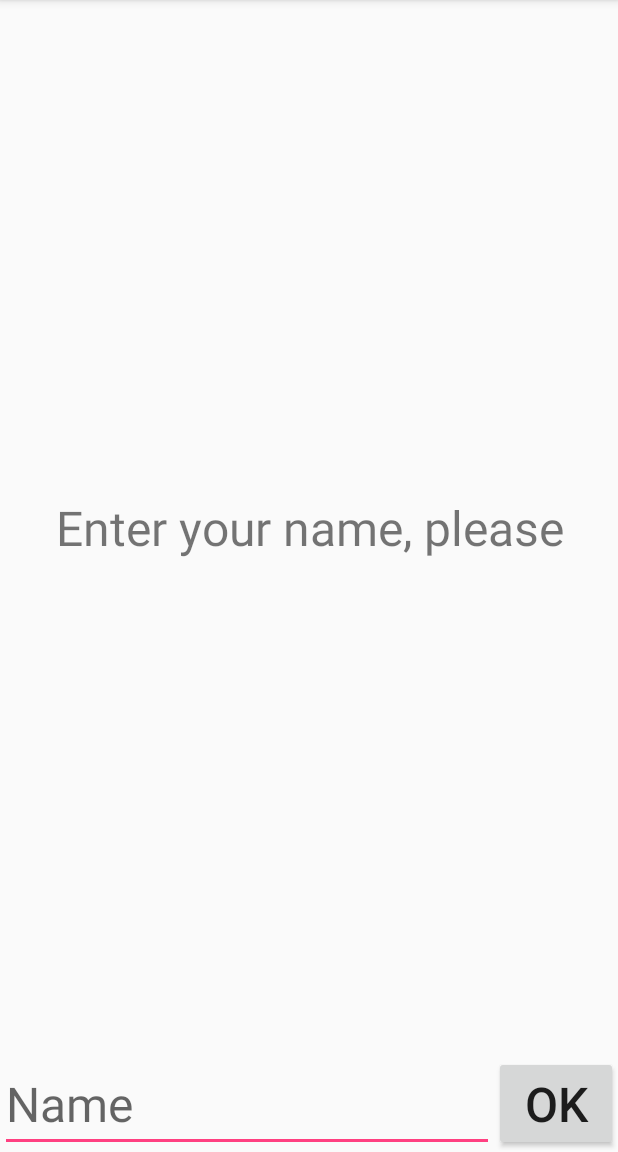
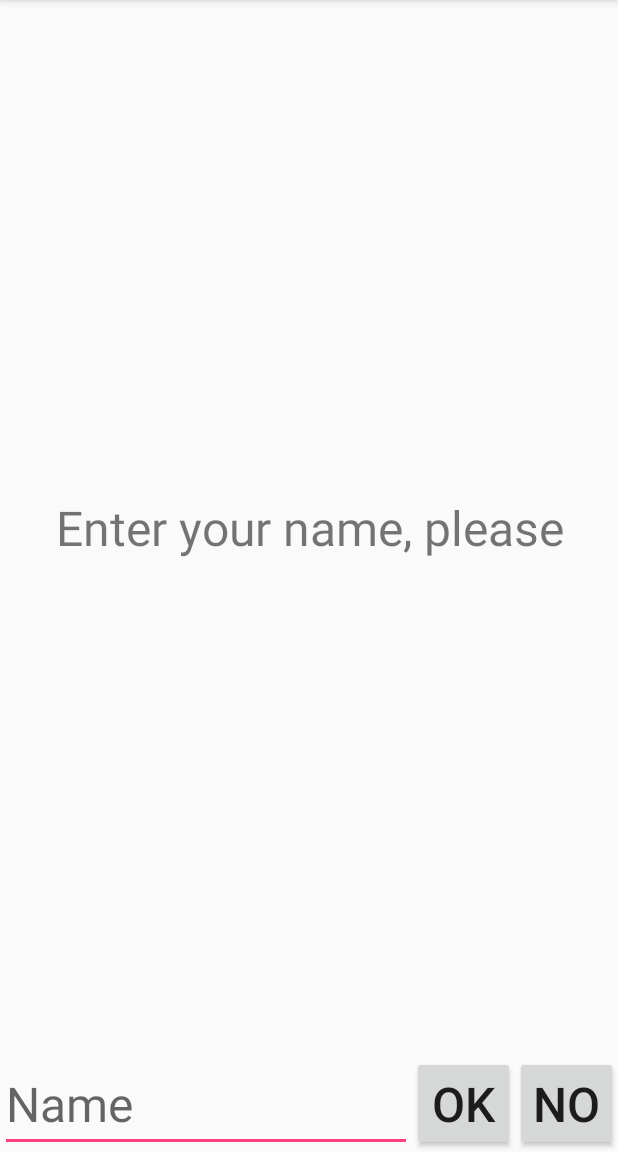
Before and after one commit to naname0505/sw_Greeting, an Android app: the screen it shows after launch (MainActivity), on a phone screen of 412 x 824 dp, the part 84-1236 px from its top. Run offline under Robolectric (Android 15) with nearby library versions, the phone set to English and light mode, and no system bars.

Commit message:
add no button

```diff
--- a/app/src/main/java/jp/ac/titech/itpro/sdl/greeting/MainActivity.java
+++ b/app/src/main/java/jp/ac/titech/itpro/sdl/greeting/MainActivity.java
@@ -12,10 +12,11 @@ import android.view.View;
 public class MainActivity extends AppCompatActivity
         implements View.OnClickListener {
 
-
     private TextView outputView;
     private EditText inputName;
     private Button   okButton;
+    private Button   noButton;
+
 
     private final static String KEY_NAME = "MainActivity.name";
     private String name = null;
@@ -28,6 +29,9 @@ public class MainActivity extends AppCompatActivity
         inputName = (EditText) findViewById(R.id.input_name);
         okButton = (Button) findViewById(R.id.ok_button);
         okButton.setOnClickListener(this);
+
+        noButton = (Button) findViewById(R.id.no_button);
+        noButton.setOnClickListener(this);
 
         if(savedInstanceState != null){
             name = savedInstanceState.getString(KEY_NAME);
@@ -56,7 +60,15 @@ public class MainActivity extends AppCompatActivity
                 if (name != null && name.length() > 0) {
                     outputView.setText("Hello, " + name + "\nNice to see you!");
                 }
-            break;
+                break;
+
+
+            case R.id.no_button:
+                name = inputName.getText().toString();
+                if(name != null && name.length() > 0){
+                    outputView.setText("");
+                }
+                break;
         }
     }
 
--- a/app/src/main/res/layout/activity_main.xml
+++ b/app/src/main/res/layout/activity_main.xml
@@ -27,6 +27,7 @@
             android:hint="Name"
             android:inputType="textPersonName"
             android:textSize="32sp" />
+
         <Button
             android:id="@+id/ok_button"
             android:layout_width="0dp"
@@ -34,5 +35,14 @@
             android:layout_weight="1"
             android:text="OK"
             android:textSize="32sp" />
+
+        <Button
+            android:id="@+id/no_button"
+            android:layout_width="0dp"
+            android:layout_height="wrap_content"
+            android:layout_weight="1"
+            android:text="NO"
+            android:textSize="32sp" />
+
     </LinearLayout>
 </LinearLayout>
```
